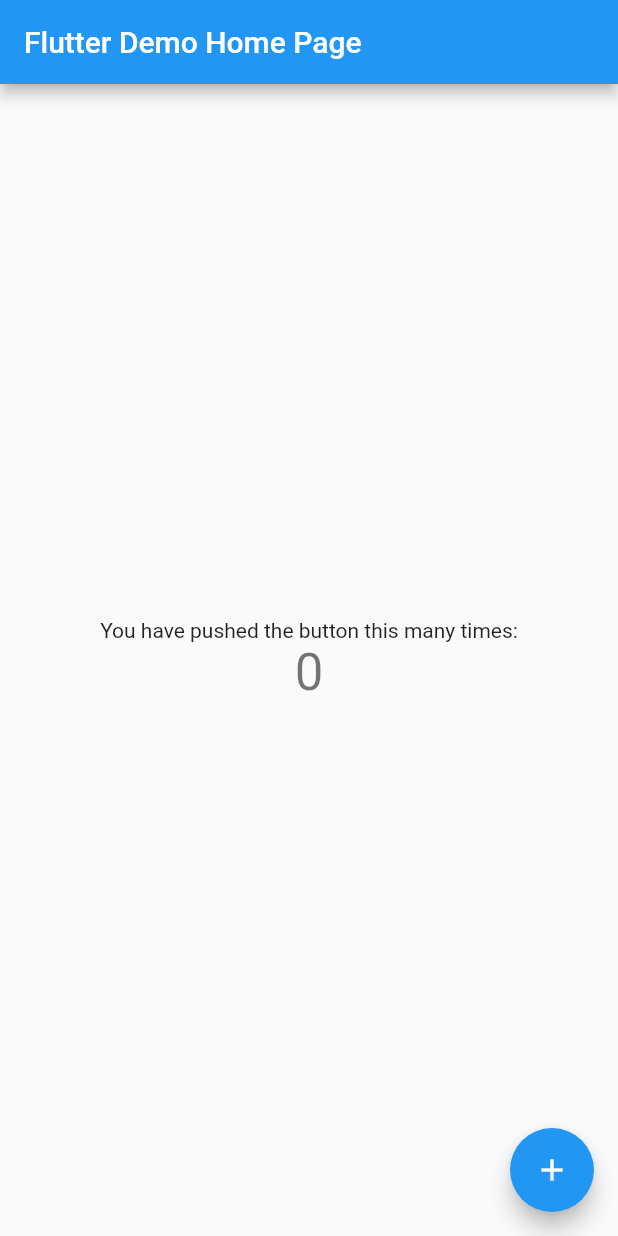
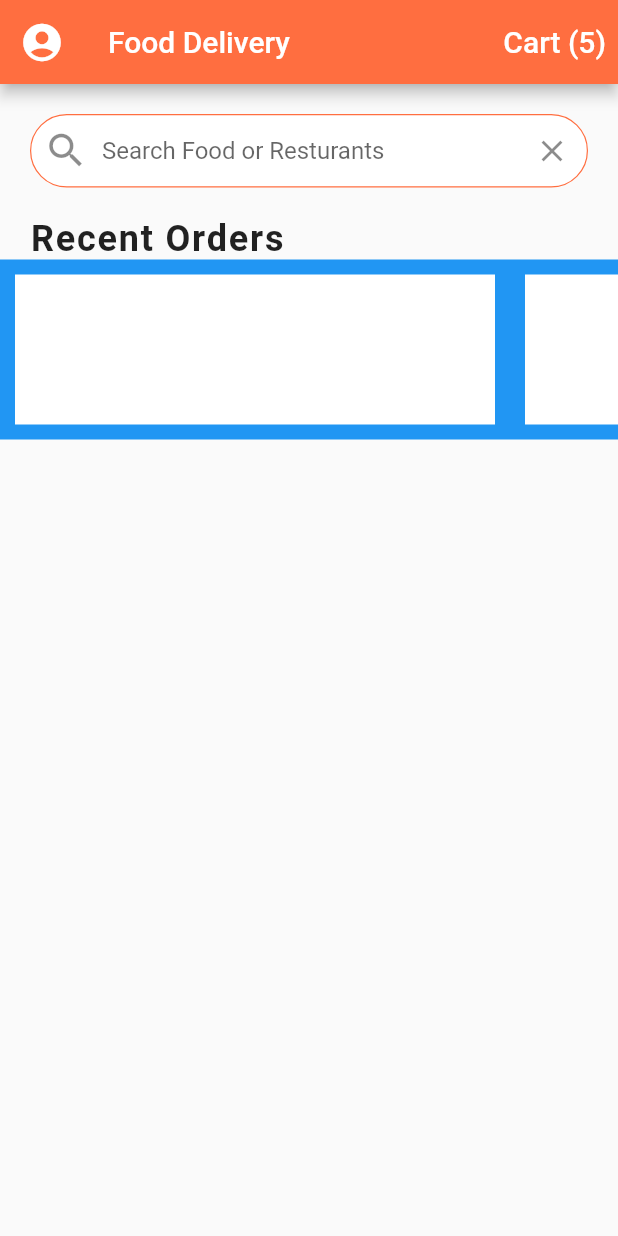
Before and after one commit to wheregmis/food_delivery_app_ui, a Flutter app: the screen it shows after launch, on a phone screen of 412 x 824 dp. Run offline on Flutter 3.47's test engine with Material 2 defaults, Android fonts, the light colour scheme and no system bars.

Commit message:
Appbar & Search UI
--added appbar with profile and cart
--added and designed search bar

```diff
--- a/lib/main.dart
+++ b/lib/main.dart
@@ -1,4 +1,6 @@
 import 'package:flutter/material.dart';
+
+import 'screens/home_screens.dart';
 
 void main() {
   runApp(MyApp());
@@ -9,105 +11,12 @@
   @override
   Widget build(BuildContext context) {
     return MaterialApp(
-      title: 'Flutter Demo',
+      title: 'Food Delivery',
+      debugShowCheckedModeBanner: false,
       theme: ThemeData(
-        // This is the theme of your application.
-        //
-        // Try running your application with "flutter run". You'll see the
-        // application has a blue toolbar. Then, without quitting the app, try
-        // changing the primarySwatch below to Colors.green and then invoke
-        // "hot reload" (press "r" in the console where you ran "flutter run",
-        // or simply save your changes to "hot reload" in a Flutter IDE).
-        // Notice that the counter didn't reset back to zero; the application
-        // is not restarted.
-        primarySwatch: Colors.blue,
-      ),
-      home: MyHomePage(title: 'Flutter Demo Home Page'),
+          scaffoldBackgroundColor: Colors.grey[50],
+          primaryColor: Colors.deepOrangeAccent),
+      home: HomeScreen(),
     );
   }
 }
-
-class MyHomePage extends StatefulWidget {
-  MyHomePage({Key key, this.title}) : super(key: key);
-
-  // This widget is the home page of your application. It is stateful, meaning
-  // that it has a State object (defined below) that contains fields that affect
-  // how it looks.
-
-  // This class is the configuration for the state. It holds the values (in this
-  // case the title) provided by the parent (in this case the App widget) and
-  // used by the build method of the State. Fields in a Widget subclass are
-  // always marked "final".
-
-  final String title;
-
-  @override
-  _MyHomePageState createState() => _MyHomePageState();
-}
-
-class _MyHomePageState extends State<MyHomePage> {
-  int _counter = 0;
-
-  void _incrementCounter() {
-    setState(() {
-      // This call to setState tells the Flutter framework that something has
-      // changed in this State, which causes it to rerun the build method below
-      // so that the display can reflect the updated values. If we changed
-      // _counter without calling setState(), then the build method would not be
-      // called again, and so nothing would appear to happen.
-      _counter++;
-    });
-  }
-
-  @override
-  Widget build(BuildContext context) {
-    // This method is rerun every time setState is called, for instance as done
-    // by the _incrementCounter method above.
-    //
-    // The Flutter framework has been optimized to make rerunning build methods
-    // fast, so that you can just rebuild anything that needs updating rather
-    // than having to individually change instances of widgets.
-    return Scaffold(
-      appBar: AppBar(
-        // Here we take the value from the MyHomePage object that was created by
-        // the App.build method, and use it to set our appbar title.
-        title: Text(widget.title),
-      ),
-      body: Center(
-        // Center is a layout widget. It takes a single child and positions it
-        // in the middle of the parent.
-        child: Column(
-          // Column is also a layout widget. It takes a list of children and
-          // arranges them vertically. By default, it sizes itself to fit its
-          // children horizontally, and tries to be as tall as its parent.
-          //
-          // Invoke "debug painting" (press "p" in the console, choose the
-          // "Toggle Debug Paint" action from the Flutter Inspector in Android
-          // Studio, or the "Toggle Debug Paint" command in Visual Studio Code)
-          // to see the wireframe for each widget.
-          //
-          // Column has various properties to control how it sizes itself and
-          // how it positions its children. Here we use mainAxisAlignment to
-          // center the children vertically; the main axis here is the vertical
-          // axis because Columns are vertical (the cross axis would be
-          // horizontal).
-          mainAxisAlignment: MainAxisAlignment.center,
-          children: <Widget>[
-            Text(
-              'You have pushed the button this many times:',
-            ),
-            Text(
-              '$_counter',
-              style: Theme.of(context).textTheme.headline4,
-            ),
-          ],
-        ),
-      ),
-      floatingActionButton: FloatingActionButton(
-        onPressed: _incrementCounter,
-        tooltip: 'Increment',
-        child: Icon(Icons.add),
-      ), // This trailing comma makes auto-formatting nicer for build methods.
-    );
-  }
-}
--- /dev/null
+++ b/lib/screens/home_screens.dart
@@ -0,0 +1,69 @@
+import 'package:flutter/material.dart';
+import 'package:food_delivery_app_ui/data/data.dart';
+import 'package:food_delivery_app_ui/widgets/recent_orders.dart';
+
+class HomeScreen extends StatefulWidget {
+  HomeScreen({Key key}) : super(key: key);
+
+  @override
+  _HomeScreenState createState() => _HomeScreenState();
+}
+
+class _HomeScreenState extends State<HomeScreen> {
+  @override
+  Widget build(BuildContext context) {
+    return Scaffold(
+      appBar: AppBar(
+        leading: IconButton(
+          icon: Icon(Icons.account_circle),
+          iconSize: 30.0,
+          onPressed: () {},
+        ),
+        title: Text('Food Delivery'),
+        actions: <Widget>[
+          TextButton(
+              onPressed: () {},
+              child: Text(
+                'Cart (${currentUser.cart.length})',
+                style: TextStyle(
+                  color: Colors.white,
+                  fontSize: 20.0,
+                ),
+              ))
+        ],
+      ),
+      body: ListView(
+        children: <Widget>[
+          Padding(
+            padding: const EdgeInsets.all(20.0),
+            child: TextField(
+              decoration: InputDecoration(
+                  contentPadding: EdgeInsets.symmetric(vertical: 15.0),
+                  fillColor: Colors.white,
+                  filled: true,
+                  border: OutlineInputBorder(
+                    borderRadius: BorderRadius.circular(30.0),
+                    borderSide: BorderSide(width: 0.8),
+                  ),
+                  enabledBorder: OutlineInputBorder(
+                    borderRadius: BorderRadius.circular(30.0),
+                    borderSide: BorderSide(
+                        width: 0.8, color: Theme.of(context).primaryColor),
+                  ),
+                  hintText: 'Search Food or Resturants',
+                  prefixIcon: Icon(
+                    Icons.search,
+                    size: 30.0,
+                  ),
+                  suffixIcon: IconButton(
+                    icon: Icon(Icons.clear),
+                    onPressed: () {},
+                  )),
+            ),
+          ),
+          RecentOrders(),
+        ],
+      ),
+    );
+  }
+}
--- /dev/null
+++ b/lib/widgets/recent_orders.dart
@@ -0,0 +1,48 @@
+import 'package:flutter/material.dart';
+import 'package:food_delivery_app_ui/data/data.dart';
+import 'package:food_delivery_app_ui/models/order.dart';
+
+class RecentOrders extends StatelessWidget {
+  const RecentOrders({Key key}) : super(key: key);
+
+  _buildRecentOrder(BuildContext context, int index) {
+    return Container(
+      margin: EdgeInsets.all(10.0),
+      width: 320.0,
+      decoration: BoxDecoration(
+        color: Colors.white,
+      ),
+    );
+  }
+
+  @override
+  Widget build(BuildContext context) {
+    return Column(
+      crossAxisAlignment: CrossAxisAlignment.start,
+      children: <Widget>[
+        Padding(
+          padding: const EdgeInsets.symmetric(horizontal: 20.0),
+          child: Text(
+            'Recent Orders',
+            style: TextStyle(
+              fontSize: 24.0,
+              fontWeight: FontWeight.bold,
+              letterSpacing: 1.2,
+            ),
+          ),
+        ),
+        Container(
+          height: 120,
+          color: Colors.blue,
+          child: ListView.builder(
+              scrollDirection: Axis.horizontal,
+              itemCount: currentUser.orders.length,
+              itemBuilder: (BuildContext ctx, int index) {
+                Order order = currentUser.orders[index];
+                return _buildRecentOrder(ctx, index);
+              }),
+        )
+      ],
+    );
+  }
+}
--- a/pubspec.yaml
+++ b/pubspec.yaml
@@ -46,8 +46,8 @@
 
   # To add assets to your application, add an assets section, like this:
   assets:
-    - assets/images
-  #   - images/a_dot_ham.jpeg
+   - assets/images/
+    # - images/a_dot_ham.jpeg
 
   # An image asset can refer to one or more resolution-specific "variants", see
   # https://flutter.dev/assets-and-images/#resolution-aware.
```
Also changed, not shown: 1 other file.
